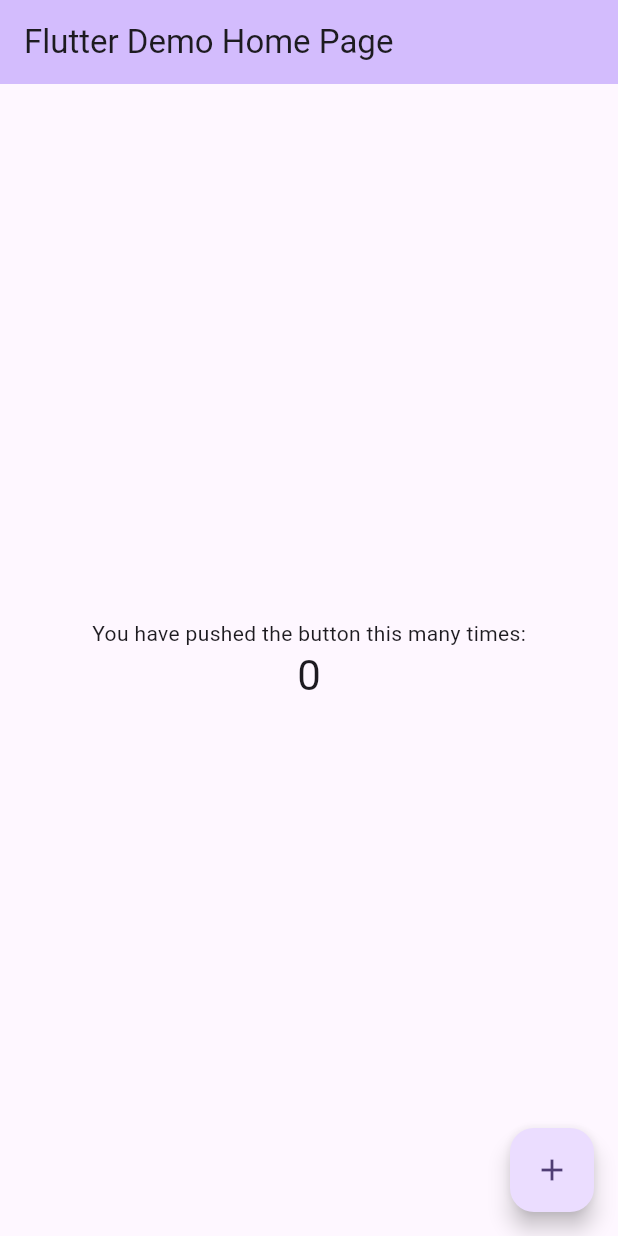
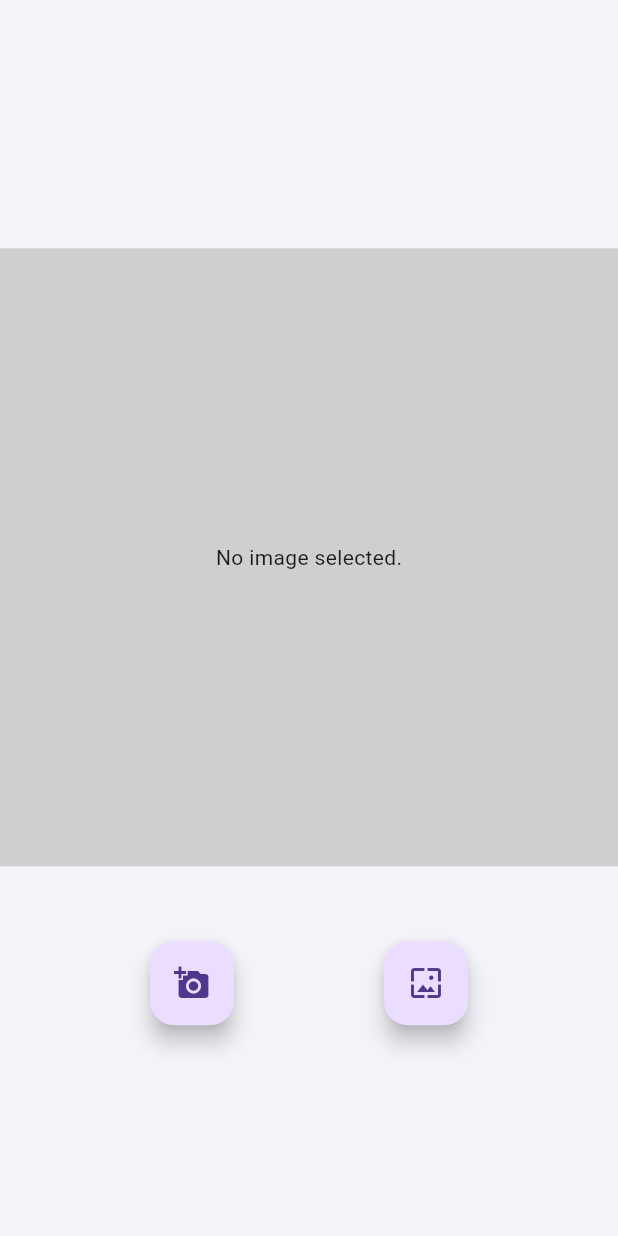
Before and after one commit to Hansol-Nam/peekaboolabs-Flutter, a Flutter app: the screen it shows after launch, on a phone screen of 412 x 824 dp. Run offline on Flutter 3.47's test engine with Material 3 defaults, Android fonts, the phone set to English and light mode, and no system bars; our stand-ins replace image_picker.

Commit message:
image picker 기반 카메라 테스트 완료

```diff
--- /dev/null
+++ b/flutter_app3/lib/camera_ex.dart
@@ -0,0 +1,79 @@
+import 'dart:io';
+import 'package:flutter/material.dart';
+import 'package:flutter/services.dart';
+import 'package:image_picker/image_picker.dart';
+
+class CameraExample extends StatefulWidget {
+  const CameraExample({super.key});
+
+  @override
+  _CameraExampleState createState() => _CameraExampleState();
+}
+
+class _CameraExampleState extends State<CameraExample> {
+  File? _image;
+  final picker = ImagePicker();
+
+  // 비동기 처리를 통해 카메라와 갤러리에서 이미지를 가져온다.
+  Future getImage(ImageSource imageSource) async {
+    final image = await picker.pickImage(source: imageSource);
+
+    setState(() {
+      _image = File(image!.path); // 가져온 이미지를 _image에 저장
+    });
+  }
+
+  // 이미지를 보여주는 위젯
+  Widget showImage() {
+    return Container(
+        color: const Color(0xffd0cece),
+        width: MediaQuery.of(context).size.width,
+        height: MediaQuery.of(context).size.width,
+        child: Center(
+            child: _image == null
+                ? const Text('No image selected.')
+                : Image.file(File(_image!.path))));
+  }
+
+  @override
+  Widget build(BuildContext context) {
+    // 화면 세로 고정
+    SystemChrome.setPreferredOrientations(
+        [DeviceOrientation.portraitUp, DeviceOrientation.portraitDown]);
+
+    return Scaffold(
+        backgroundColor: const Color(0xfff4f3f9),
+        body: Column(
+          mainAxisAlignment: MainAxisAlignment.center,
+          children: [
+            const SizedBox(height: 25.0),
+            showImage(),
+            const SizedBox(
+              height: 50.0,
+            ),
+            Row(
+              mainAxisAlignment: MainAxisAlignment.spaceEvenly,
+              children: <Widget>[
+                // 카메라 촬영 버튼
+                FloatingActionButton(
+                  tooltip: 'pick Iamge',
+                  onPressed: () {
+                    getImage(ImageSource.camera);
+                  },
+                  child: Icon(Icons.add_a_photo),
+                ),
+
+                // 갤러리에서 이미지를 가져오는 버튼
+                FloatingActionButton(
+                  tooltip: 'pick Iamge',
+                  onPressed: () {
+                    getImage(ImageSource.gallery);
+                  },
+                  child: Icon(Icons.wallpaper),
+                ),
+              ],
+            )
+          ],
+        ));
+  }
+}
--- a/flutter_app3/lib/main.dart
+++ b/flutter_app3/lib/main.dart
@@ -1,4 +1,5 @@
 import 'package:flutter/material.dart';
+import 'camera_ex.dart';
 
 void main() {
   runApp(const MyApp());
@@ -13,113 +14,10 @@ class MyApp extends StatelessWidget {
     return MaterialApp(
       title: 'Flutter Demo',
       theme: ThemeData(
-        // This is the theme of your application.
-        //
-        // TRY THIS: Try running your application with "flutter run". You'll see
-        // the application has a purple toolbar. Then, without quitting the app,
-        // try changing the seedColor in the colorScheme below to Colors.green
-        // and then invoke "hot reload" (save your changes or press the "hot
-        // reload" button in a Flutter-supported IDE, or press "r" if you used
-        // the command line to start the app).
-        //
-        // Notice that the counter didn't reset back to zero; the application
-        // state is not lost during the reload. To reset the state, use hot
-        // restart instead.
-        //
-        // This works for code too, not just values: Most code changes can be
-        // tested with just a hot reload.
-        colorScheme: ColorScheme.fromSeed(seedColor: Colors.deepPurple),
-        useMaterial3: true,
+
+        primarySwatch: Colors.green,
       ),
-      home: const MyHomePage(title: 'Flutter Demo Home Page'),
+      home: const CameraExample(),
     );
   }
 }
-
-class MyHomePage extends StatefulWidget {
-  const MyHomePage({super.key, required this.title});
-
-  // This widget is the home page of your application. It is stateful, meaning
-  // that it has a State object (defined below) that contains fields that affect
-  // how it looks.
-
-  // This class is the configuration for the state. It holds the values (in this
-  // case the title) provided by the parent (in this case the App widget) and
-  // used by the build method of the State. Fields in a Widget subclass are
-  // always marked "final".
-
-  final String title;
-
-  @override
-  State<MyHomePage> createState() => _MyHomePageState();
-}
-
-class _MyHomePageState extends State<MyHomePage> {
-  int _counter = 0;
-
-  void _incrementCounter() {
-    setState(() {
-      // This call to setState tells the Flutter framework that something has
-      // changed in this State, which causes it to rerun the build method below
-      // so that the display can reflect the updated values. If we changed
-      // _counter without calling setState(), then the build method would not be
-      // called again, and so nothing would appear to happen.
-      _counter++;
-    });
-  }
-
-  @override
-  Widget build(BuildContext context) {
-    // This method is rerun every time setState is called, for instance as done
-    // by the _incrementCounter method above.
-    //
-    // The Flutter framework has been optimized to make rerunning build methods
-    // fast, so that you can just rebuild anything that needs updating rather
-    // than having to individually change instances of widgets.
-    return Scaffold(
-      appBar: AppBar(
-        // TRY THIS: Try changing the color here to a specific color (to
-        // Colors.amber, perhaps?) and trigger a hot reload to see the AppBar
-        // change color while the other colors stay the same.
-        backgroundColor: Theme.of(context).colorScheme.inversePrimary,
-        // Here we take the value from the MyHomePage object that was created by
-        // the App.build method, and use it to set our appbar title.
-        title: Text(widget.title),
-      ),
-      body: Center(
-        // Center is a layout widget. It takes a single child and positions it
-        // in the middle of the parent.
-        child: Column(
-          // Column is also a layout widget. It takes a list of children and
-          // arranges them vertically. By default, it sizes itself to fit its
-          // children horizontally, and tries to be as tall as its parent.
-          //
-          // Column has various properties to control how it sizes itself and
-          // how it positions its children. Here we use mainAxisAlignment to
-          // center the children vertically; the main axis here is the vertical
-          // axis because Columns are vertical (the cross axis would be
-          // horizontal).
-          //
-          // TRY THIS: Invoke "debug painting" (choose the "Toggle Debug Paint"
-          // action in the IDE, or press "p" in the console), to see the
-          // wireframe for each widget.
-          mainAxisAlignment: MainAxisAlignment.center,
-          children: <Widget>[
-            const Text(
-              'You have pushed the button this many times:',
-            ),
-            Text(
-              '$_counter',
-              style: Theme.of(context).textTheme.headlineMedium,
-            ),
-          ],
-        ),
-      ),
-      floatingActionButton: FloatingActionButton(
-        onPressed: _incrementCounter,
-        tooltip: 'Increment',
-        child: const Icon(Icons.add),
-      ), // This trailing comma makes auto-formatting nicer for build methods.
-    );
-  }
-}
--- a/flutter_app3/pubspec.yaml
+++ b/flutter_app3/pubspec.yaml
@@ -2,7 +2,7 @@ name: flutter_app3
 description: "A new Flutter project."
 # The following line prevents the package from being accidentally published to
 # pub.dev using `flutter pub publish`. This is preferred for private packages.
-publish_to: 'none' # Remove this line if you wish to publish to pub.dev
+publish_to: "none" # Remove this line if you wish to publish to pub.dev
 
 # The following defines the version and build number for your application.
 # A version number is three numbers separated by dots, like 1.2.43
@@ -31,6 +31,7 @@ dependencies:
   flutter:
     sdk: flutter
 
+  image_picker: ^0.8.4+4
 
   # The following adds the Cupertino Icons font to your application.
   # Use with the CupertinoIcons class for iOS style icons.
@@ -52,7 +53,6 @@ dev_dependencies:
 
 # The following section is specific to Flutter packages.
 flutter:
-
   # The following line ensures that the Material Icons font is
   # included with your application, so that you can use the icons in
   # the material Icons class.
```
Also changed, not shown: flutter_app3/pubspec.lock, 16 other files.
